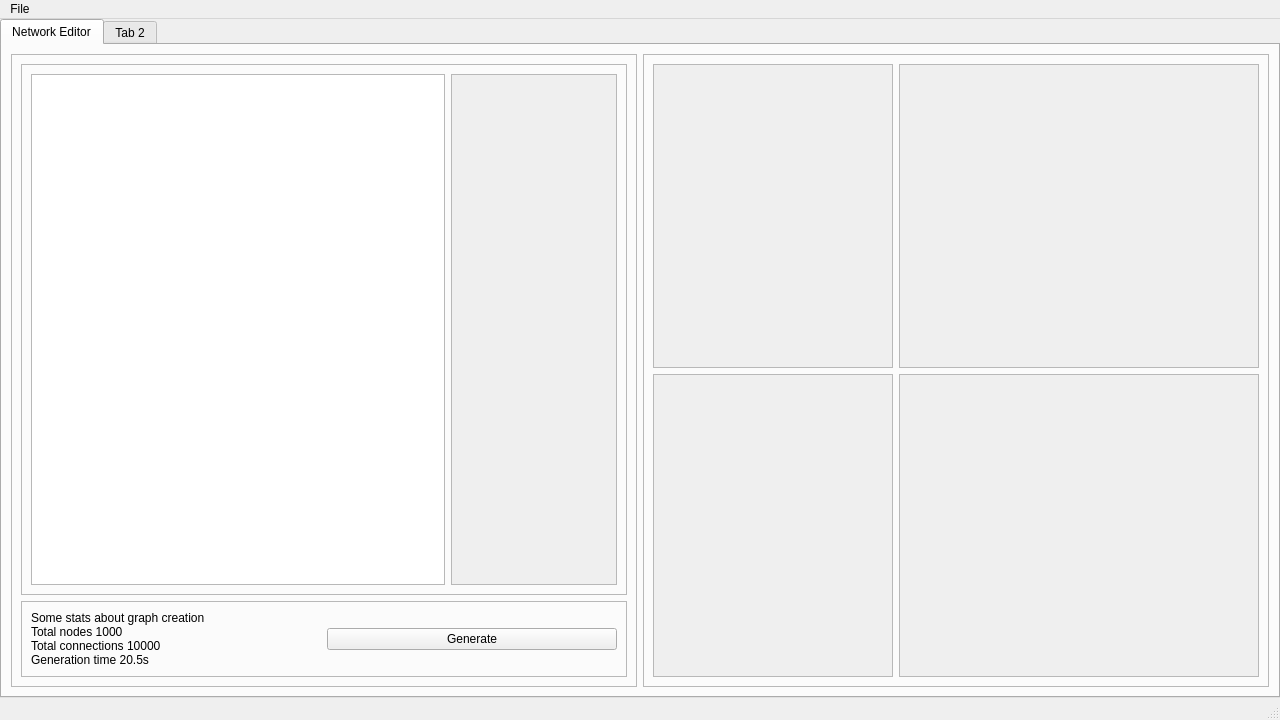
The window that qt/NetworkEdit/main.ui (Ayamur0/EpidemicsSimulator) describes before a commit, drawn with Qt 5.
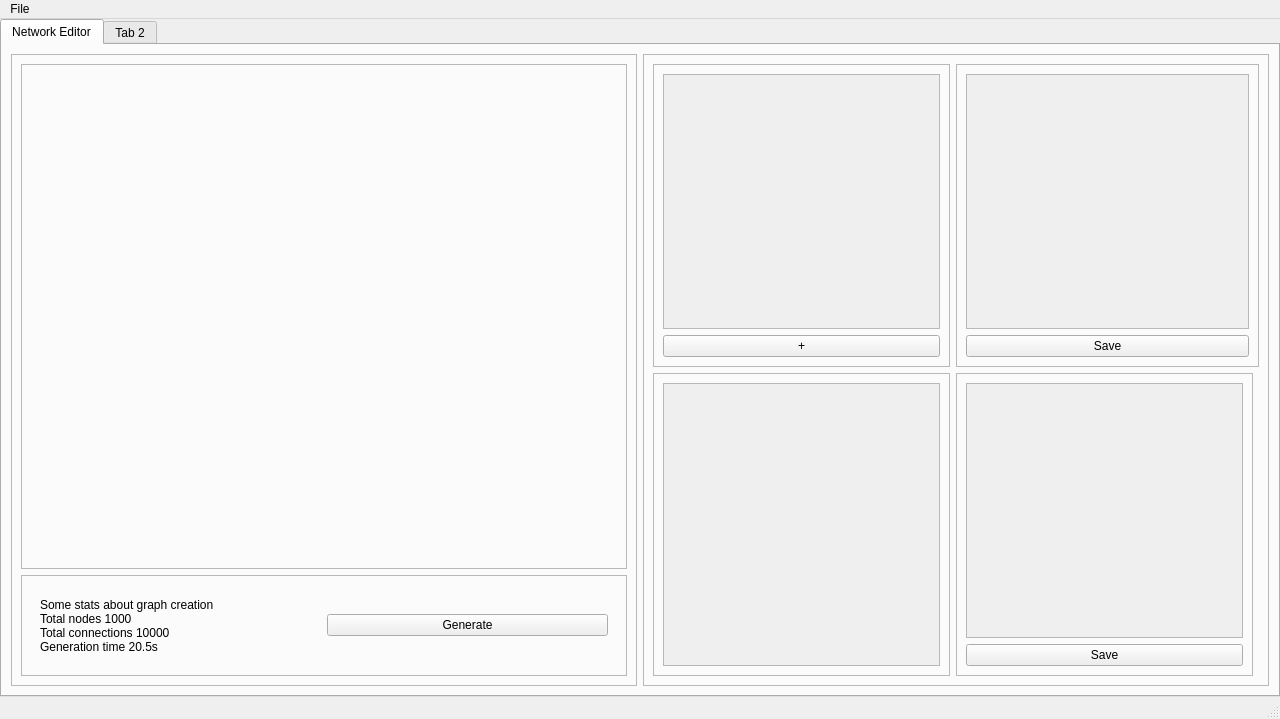
The same window after the commit.

Commit message: Added group delete buttons...\nChanged Add Group and Save input button locations.\nRemoved Group select view.

The edit to the form file:
```diff
--- a/qt/NetworkEdit/main.ui
+++ b/qt/NetworkEdit/main.ui
@@ -7,7 +7,7 @@
     <x>0</x>
     <y>0</y>
     <width>1280</width>
-    <height>720</height>
+    <height>719</height>
    </rect>
   </property>
   <property name="windowTitle">
@@ -48,7 +48,7 @@
           <property name="frameShadow">
            <enum>QFrame::Raised</enum>
           </property>
-          <layout class="QVBoxLayout" name="verticalLayout">
+          <layout class="QVBoxLayout" name="verticalLayout" stretch="5,1">
            <item>
             <widget class="QFrame" name="frame_4">
              <property name="frameShape">
@@ -57,36 +57,10 @@
              <property name="frameShadow">
               <enum>QFrame::Raised</enum>
              </property>
-             <layout class="QHBoxLayout" name="horizontalLayout_3" stretch="5,2">
+             <layout class="QHBoxLayout" name="horizontalLayout_3" stretch="3">
               <item>
-               <widget class="QGraphicsView" name="network_img">
-                <property name="sizePolicy">
-                 <sizepolicy hsizetype="Expanding" vsizetype="Expanding">
-                  <horstretch>0</horstretch>
-                  <verstretch>18</verstretch>
-                 </sizepolicy>
-                </property>
-                <property name="toolTip">
-                 <string>&lt;html&gt;&lt;head/&gt;&lt;body&gt;&lt;p&gt;test&lt;/p&gt;&lt;/body&gt;&lt;/html&gt;</string>
-                </property>
-               </widget>
-              </item>
-              <item>
-               <widget class="QScrollArea" name="group_display">
-                <property name="widgetResizable">
-                 <bool>true</bool>
-                </property>
-                <widget class="QWidget" name="group_display_content">
-                 <property name="geometry">
-                  <rect>
-                   <x>0</x>
-                   <y>0</y>
-                   <width>163</width>
-                   <height>515</height>
-                  </rect>
-                 </property>
-                 <layout class="QVBoxLayout" name="verticalLayout_2"/>
-                </widget>
+               <widget class="QWidget" name="network_graph" native="true">
+                <layout class="QVBoxLayout" name="verticalLayout_5"/>
                </widget>
               </item>
              </layout>
@@ -106,6 +80,9 @@
              <property name="frameShadow">
               <enum>QFrame::Raised</enum>
              </property>
+             <layout class="QHBoxLayout" name="horizontalLayout_4">
+              <item>
+               <widget class="QWidget" name="info_content" native="true">
              <layout class="QHBoxLayout" name="horizontalLayout_2">
               <item>
                <widget class="QLabel" name="network_stats">
@@ -145,6 +122,9 @@
           </layout>
          </widget>
         </item>
+          </layout>
+         </widget>
+        </item>
         <item>
          <widget class="QFrame" name="frame_2">
           <property name="frameShape">
@@ -153,8 +133,112 @@
           <property name="frameShadow">
            <enum>QFrame::Raised</enum>
           </property>
-          <layout class="QGridLayout" name="gridLayout">
-           <item row="0" column="0">
+          <layout class="QGridLayout" name="gridLayout" rowstretch="0,0" columnstretch="4,0,0,4,0">
+           <item row="1" column="3">
+            <widget class="QFrame" name="connection_properties_frame">
+             <property name="frameShape">
+              <enum>QFrame::StyledPanel</enum>
+             </property>
+             <property name="frameShadow">
+              <enum>QFrame::Raised</enum>
+             </property>
+             <layout class="QVBoxLayout" name="verticalLayout_9" stretch="9,1">
+              <item>
+               <widget class="QScrollArea" name="connection_properties">
+                <property name="sizePolicy">
+                 <sizepolicy hsizetype="Expanding" vsizetype="Expanding">
+                  <horstretch>3</horstretch>
+                  <verstretch>0</verstretch>
+                 </sizepolicy>
+                </property>
+                <property name="styleSheet">
+                 <string notr="true"/>
+                </property>
+                <property name="widgetResizable">
+                 <bool>true</bool>
+                </property>
+                <widget class="QWidget" name="connection_properties_content">
+                 <property name="geometry">
+                  <rect>
+                   <x>0</x>
+                   <y>0</y>
+                   <width>274</width>
+                   <height>246</height>
+                  </rect>
+                 </property>
+                 <layout class="QFormLayout" name="formLayout_3"/>
+                </widget>
+               </widget>
+              </item>
+              <item>
+               <widget class="QPushButton" name="save_connections_btn">
+                <property name="text">
+                 <string>Save</string>
+                </property>
+               </widget>
+              </item>
+             </layout>
+            </widget>
+           </item>
+           <item row="0" column="3" colspan="2">
+            <widget class="QFrame" name="group_properties_frame">
+             <property name="frameShape">
+              <enum>QFrame::StyledPanel</enum>
+             </property>
+             <property name="frameShadow">
+              <enum>QFrame::Raised</enum>
+             </property>
+             <layout class="QVBoxLayout" name="verticalLayout_7">
+              <item>
+               <widget class="QScrollArea" name="group_properties">
+                <property name="sizePolicy">
+                 <sizepolicy hsizetype="Expanding" vsizetype="Expanding">
+                  <horstretch>3</horstretch>
+                  <verstretch>0</verstretch>
+                 </sizepolicy>
+                </property>
+                <property name="widgetResizable">
+                 <bool>true</bool>
+                </property>
+                <property name="alignment">
+                 <set>Qt::AlignLeading|Qt::AlignLeft|Qt::AlignVCenter</set>
+                </property>
+                <widget class="QWidget" name="group_properties_content">
+                 <property name="geometry">
+                  <rect>
+                   <x>0</x>
+                   <y>0</y>
+                   <width>280</width>
+                   <height>246</height>
+                  </rect>
+                 </property>
+                 <layout class="QFormLayout" name="formLayout_4"/>
+                </widget>
+               </widget>
+              </item>
+              <item>
+               <widget class="QPushButton" name="save_properties_btn">
+                <property name="enabled">
+                 <bool>true</bool>
+                </property>
+                <property name="text">
+                 <string>Save</string>
+                </property>
+               </widget>
+              </item>
+             </layout>
+            </widget>
+           </item>
+           <item row="0" column="0" colspan="3">
+            <widget class="QFrame" name="group_list_frame">
+             <property name="frameShape">
+              <enum>QFrame::StyledPanel</enum>
+             </property>
+             <property name="frameShadow">
+              <enum>QFrame::Raised</enum>
+             </property>
+             <layout class="QVBoxLayout" name="verticalLayout_2" stretch="1,0">
+              <item>
             <widget class="QScrollArea" name="group_list">
              <property name="sizePolicy">
               <sizepolicy hsizetype="Expanding" vsizetype="Expanding">
@@ -173,8 +257,8 @@
                <rect>
                 <x>0</x>
                 <y>0</y>
-                <width>238</width>
-                <height>303</height>
+                   <width>275</width>
+                   <height>246</height>
                </rect>
               </property>
               <property name="layoutDirection">
@@ -187,7 +271,32 @@
              </widget>
             </widget>
            </item>
-           <item row="1" column="0">
+              <item>
+               <widget class="QPushButton" name="new_group_btn">
+                <property name="text">
+                 <string>+</string>
+                </property>
+                <property name="checkable">
+                 <bool>true</bool>
+                </property>
+                <property name="flat">
+                 <bool>false</bool>
+                </property>
+               </widget>
+              </item>
+             </layout>
+            </widget>
+           </item>
+           <item row="1" column="0" colspan="3">
+            <widget class="QFrame" name="connection_list_frame">
+             <property name="frameShape">
+              <enum>QFrame::StyledPanel</enum>
+             </property>
+             <property name="frameShadow">
+              <enum>QFrame::Raised</enum>
+             </property>
+             <layout class="QVBoxLayout" name="verticalLayout_8">
+              <item>
             <widget class="QScrollArea" name="connection_list">
              <property name="sizePolicy">
               <sizepolicy hsizetype="Expanding" vsizetype="Expanding">
@@ -209,66 +318,15 @@
                <rect>
                 <x>0</x>
                 <y>0</y>
-                <width>238</width>
-                <height>302</height>
+                   <width>275</width>
+                   <height>279</height>
                </rect>
               </property>
               <layout class="QVBoxLayout" name="verticalLayout_6"/>
              </widget>
             </widget>
            </item>
-           <item row="0" column="1">
-            <widget class="QScrollArea" name="group_properties">
-             <property name="sizePolicy">
-              <sizepolicy hsizetype="Expanding" vsizetype="Expanding">
-               <horstretch>3</horstretch>
-               <verstretch>0</verstretch>
-              </sizepolicy>
-             </property>
-             <property name="widgetResizable">
-              <bool>true</bool>
-             </property>
-             <property name="alignment">
-              <set>Qt::AlignLeading|Qt::AlignLeft|Qt::AlignVCenter</set>
-             </property>
-             <widget class="QWidget" name="group_properties_content">
-              <property name="geometry">
-               <rect>
-                <x>0</x>
-                <y>0</y>
-                <width>357</width>
-                <height>303</height>
-               </rect>
-              </property>
-              <layout class="QFormLayout" name="formLayout_4"/>
-             </widget>
-            </widget>
-           </item>
-           <item row="1" column="1">
-            <widget class="QScrollArea" name="connection_properties">
-             <property name="sizePolicy">
-              <sizepolicy hsizetype="Expanding" vsizetype="Expanding">
-               <horstretch>3</horstretch>
-               <verstretch>0</verstretch>
-              </sizepolicy>
-             </property>
-             <property name="styleSheet">
-              <string notr="true"/>
-             </property>
-             <property name="widgetResizable">
-              <bool>true</bool>
-             </property>
-             <widget class="QWidget" name="connection_properties_content">
-              <property name="geometry">
-               <rect>
-                <x>0</x>
-                <y>0</y>
-                <width>357</width>
-                <height>302</height>
-               </rect>
-              </property>
-              <layout class="QFormLayout" name="formLayout_3"/>
-             </widget>
+             </layout>
             </widget>
            </item>
           </layout>
```
Left out of the diff: 11 changed lines with no effect on the pictures. Lines whose indentation alone changed are shown as unchanged. The commit also changes 11 other files.
